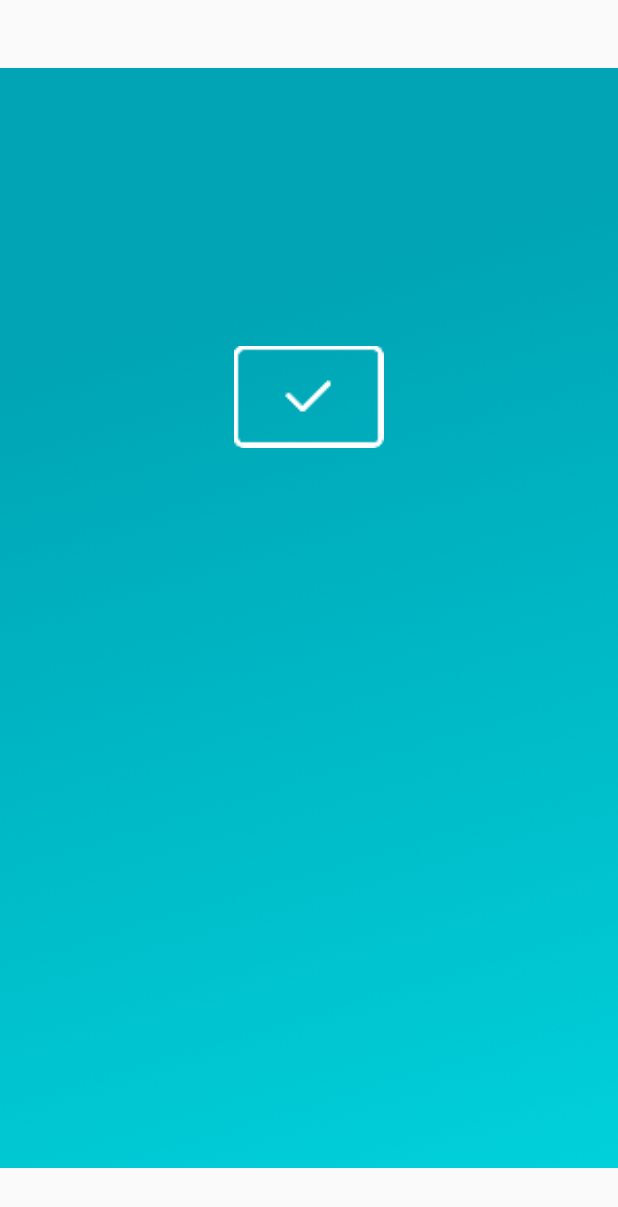
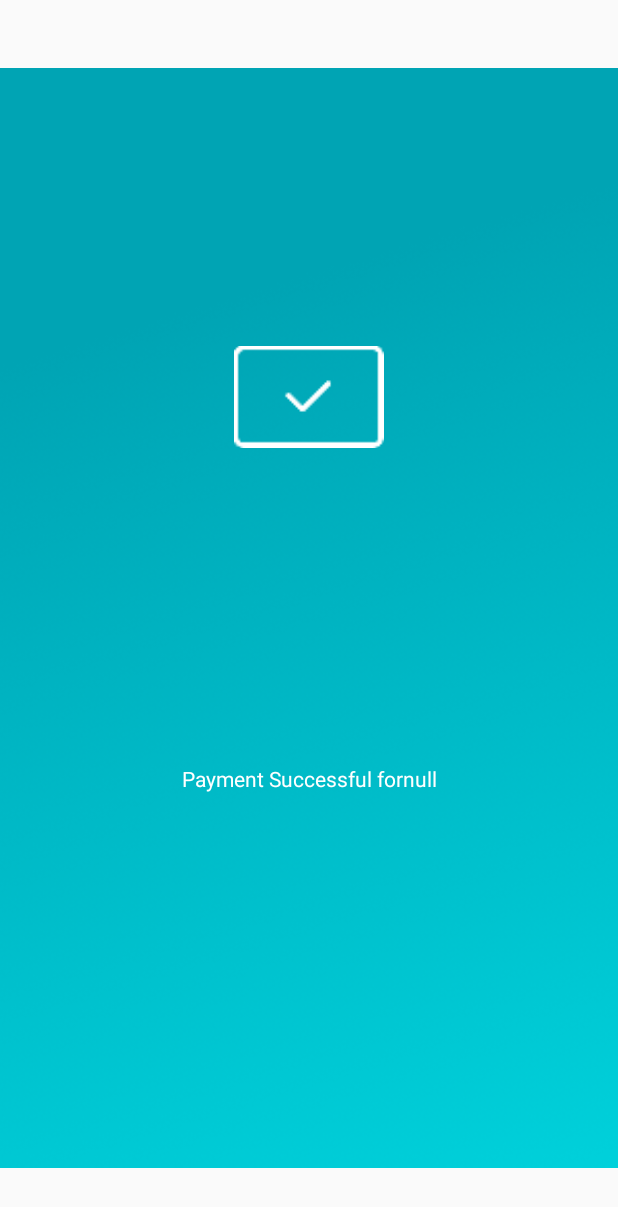
Before and after one commit to kr0y/TapToPay, an Android app: the SuccessActivity screen opened directly, with no data from a screen before it, on a phone screen of 412 x 824 dp. Shown: the top 1207 px of the screen. Run offline under Robolectric (Android 15) with nearby library versions, the phone set to English and light mode, and no system bars; 1 statement that could not run was skipped.

Commit message:
Updating payment success string

```diff
--- a/app/src/main/java/com/example/taptopay/SuccessActivity.java
+++ b/app/src/main/java/com/example/taptopay/SuccessActivity.java
@@ -14,11 +14,16 @@ public class SuccessActivity extends AppCompatActivity {
 
         // Get the Intent that started this activity and extract the string
         Intent intent = getIntent();
-        String message = intent.getStringExtra(MainActivity.EXTRA_MESSAGE);
+        String cardNum = intent.getStringExtra(MainActivity.EXTRA_MESSAGE);
 
         // Capture the layout's TextView and set the string as its text
         TextView textView = findViewById(R.id.successtext);
-        textView.setText(message);
+        String msg = getString(R.string.payment_success_for) + cardNum;
+        if(cardNum.isEmpty()) {
+            msg = getString(R.string.payment_success);
+        }
+
+        textView.setText(msg);
 
     }
 }
--- a/app/src/main/res/values/strings.xml
+++ b/app/src/main/res/values/strings.xml
@@ -4,6 +4,7 @@
         <string name="title_dashboard">Dashboard</string>
         <string name="title_notifications">Notifications</string>
         <string name="payment_success">Payment Successful</string>
+        <string name="payment_success_for">Payment Successful for</string>
         <string name="tap_page_msg">Tap your card\non the back panel of phone</string>
         <string name="repoUrl">https://github.com/pro100svitlo/Credit-Card-NFC-Reader#questions-and-help</string>
         <string name="tv_noNfc">There is no NFC module on this device</string>
```
